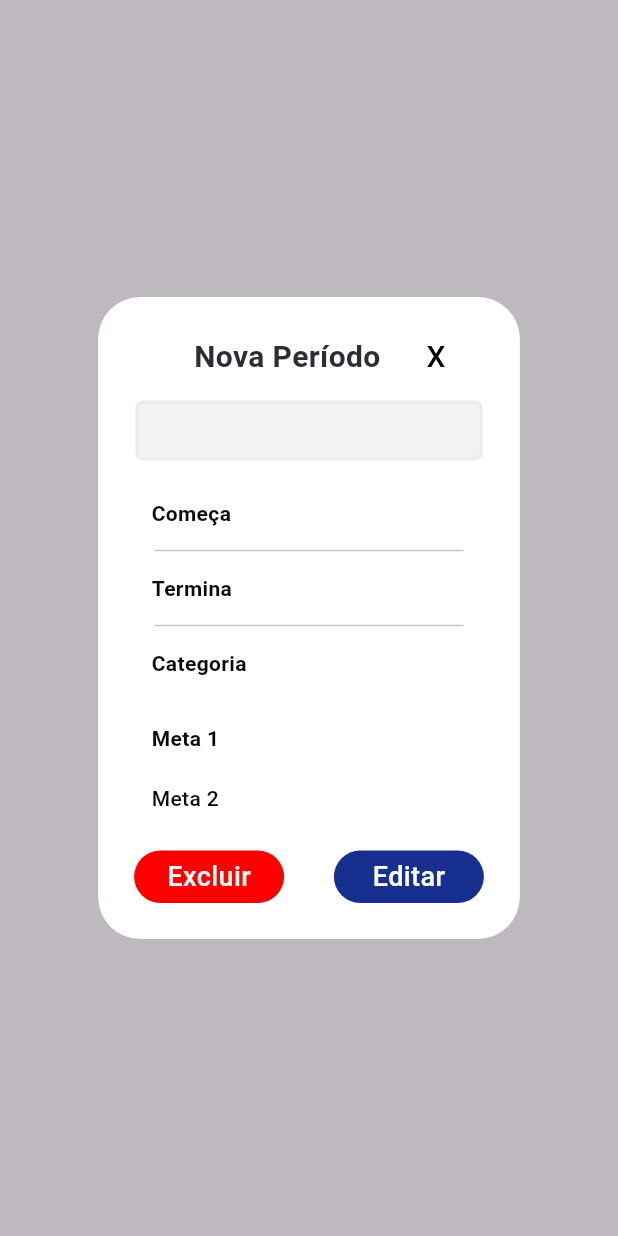
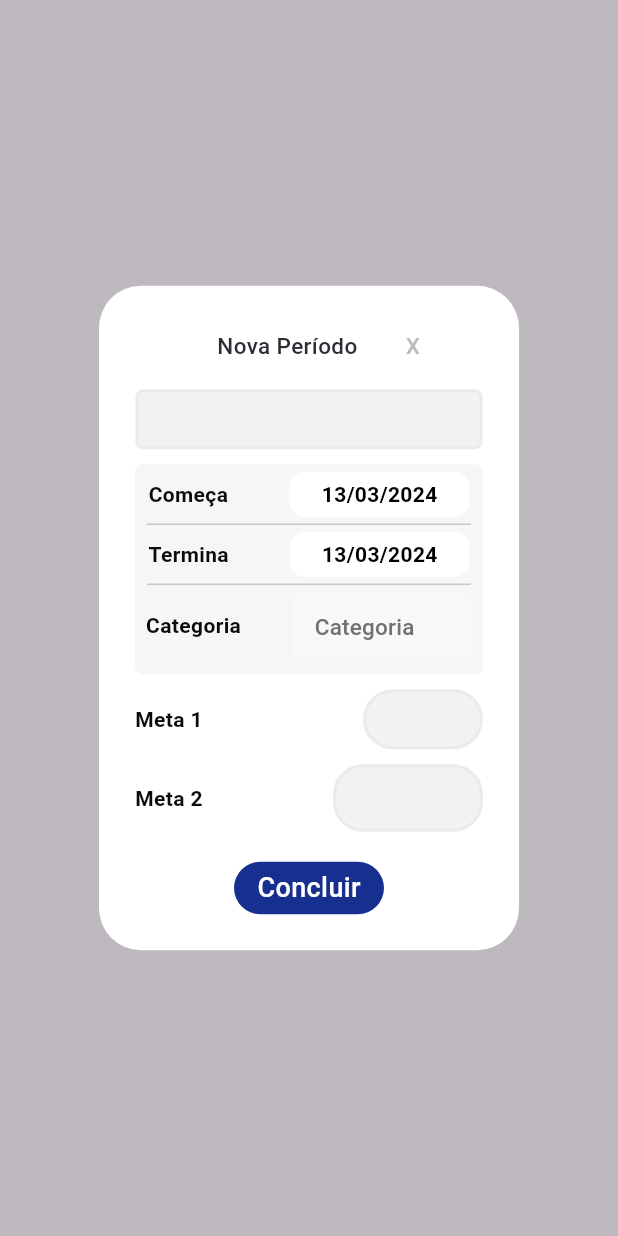
Before and after one commit to Augustob790/CRUD-Flutter, a Flutter app: the EditNewPeriod widget shown alone on an empty page, opened directly with empty values, on a phone screen of 412 x 824 dp. Run offline on Flutter 3.47's test engine with Material 3 defaults, Android fonts, the phone set to English and light mode, and no system bars; our stand-ins replace sqflite, table_calendar; accounts and stored records are empty; network calls fail; Roboto replaces fonts that are missing (Manrope).

Commit message:
feat: fix

```diff
--- a/lib/views/widgets/add_modal.dart
+++ b/lib/views/widgets/add_modal.dart
@@ -36,7 +36,8 @@ class _PopUpOpinionsState extends State<AddNewPeriod> {
     final Size size = MediaQuery.of(context).size;
     return AlertDialog(
       backgroundColor: Color.fromARGB(255, 255, 255, 255),
-      content: Column(
+      content: SingleChildScrollView(
+        child: Column(
           mainAxisSize: MainAxisSize.min,
           crossAxisAlignment: CrossAxisAlignment.center,
           children: [
@@ -264,6 +265,7 @@ class _PopUpOpinionsState extends State<AddNewPeriod> {
             ),
           ],
         ),
+      ),
     );
   }
 }
--- a/lib/views/widgets/edit_modal.dart
+++ b/lib/views/widgets/edit_modal.dart
@@ -1,6 +1,8 @@
 // ignore_for_file: prefer_const_constructors, prefer_const_literals_to_create_immutables
 
 import 'package:flutter/material.dart';
+import 'package:teste_pleno/views/widgets/custom_calendar.dart';
+import 'package:teste_pleno/views/widgets/dropdown.dart';
 import 'package:teste_pleno/views/widgets/input_personalized.dart';
 
 import '../../presentation/controller/home_page_controller.dart';
@@ -8,60 +10,16 @@ import 'custom_button.dart';
 import 'manrope.dart';
 
 class EditNewPeriod extends StatefulWidget {
-  const EditNewPeriod({super.key, required this.controller, required this.excluir, required this.editar, required this.category, required this.meta1, required this.meta2, required this.dateInit, required this.dateFinal});
-  // final OpinionsController controller;
-  final String category;
-  final String meta1;
-  final String meta2;
-  final String dateInit;
-  final String dateFinal;
-  // final int quant;
-  // final String prefsName;
-  // final SharedPreferences prefs;
+  const EditNewPeriod({super.key, required this.controller, required this.add});
 
   final HomePageController controller;
-  final dynamic Function() excluir;
-  final dynamic Function() editar;
+  final dynamic Function() add;
 
   @override
-  State<EditNewPeriod> createState() => _PopUpOpinionsState();
+  State<EditNewPeriod> createState() => _EditNewPeriodState();
 }
 
-class _PopUpOpinionsState extends State<EditNewPeriod> {
-  String dropdownStateValue = "Categoria";
-  DateTime date = DateTime.now();
-  DateTime dateInit = DateTime.now();
-
-  List<String> categoria = [
-    'Categoria',
-    'Categoria 1',
-    'Categoria 2',
-    'Categoria 3',
-    'Categoria 4',
-    'Categoria 5',
-    'Categoria 6',
-  ];
-
-  // onSelectedEstado(String estadoName) {
-  //                                     dropdownStateValue = estadoName;
-  //                                     notifyListeners();
-  //                                   }
-
-  initialize(DateTime dateTime) async {
-    date = dateTime;
-  }
-
-  initializeInit(DateTime dateTime) async {
-    dateInit = dateTime;
-  }
-
-  @override
-  void initState() {
-    super.initState();
-    initialize(DateTime.now());
-    initializeInit(DateTime.now());
-  }
-
+class _EditNewPeriodState extends State<EditNewPeriod> {
   @override
   Widget build(BuildContext context) {
     return _buildAddProductsModal(context);
@@ -76,8 +34,9 @@ class _PopUpOpinionsState extends State<EditNewPeriod> {
           dismissible: true,
         ),
         AlertDialog(
-          backgroundColor: Color.fromARGB(255, 255, 255, 255),
-          content: Column(
+          backgroundColor: Colors.white,
+          content: SingleChildScrollView(
+            child: Column(
               mainAxisSize: MainAxisSize.min,
               crossAxisAlignment: CrossAxisAlignment.center,
               children: [
@@ -94,8 +53,8 @@ class _PopUpOpinionsState extends State<EditNewPeriod> {
                             child: const Text(
                               "Nova Período",
                               style: TextStyle(
-                              fontSize: 20,
-                              fontWeight: FontWeight.w700,
+                                fontSize: 15,
+                                fontWeight: FontWeight.w500,
                                 color: Color.fromRGBO(46, 44, 52, 1),
                               ),
                             ),
@@ -108,8 +67,8 @@ class _PopUpOpinionsState extends State<EditNewPeriod> {
                                 },
                                 child: Manrope(
                                   text: "X",
-                                size: 20,
-                                color: Colors.black,
+                                  size: 15,
+                                  color: const Color.fromARGB(255, 188, 188, 188),
                                 )),
                           )
                         ],
@@ -121,6 +80,7 @@ class _PopUpOpinionsState extends State<EditNewPeriod> {
                           InputPersonalized(
                             validator: null,
                             controller: widget.controller.titleController,
+                            //labelText: "Nomeie seu periodo",
                             obscure: false,
                             height: 40,
                             width: (size.width / 1.78),
@@ -128,15 +88,18 @@ class _PopUpOpinionsState extends State<EditNewPeriod> {
                         ],
                       ),
                       const SizedBox(height: 10),
-                    SizedBox(
-                      width: 210,
+                      Container(
+                        height: 140,
+                        decoration: BoxDecoration(
+                          color: Color.fromARGB(116, 236, 236, 237),
+                          border: Border.symmetric(),
+                          borderRadius: const BorderRadius.all(Radius.circular(5)),
+                        ),
                         child: Column(
                           children: [
                             const SizedBox(height: 5),
-                          Padding(
-                            padding: const EdgeInsets.only(top: 10, bottom: 10),
-                            child: Row(
-                              mainAxisAlignment: MainAxisAlignment.spaceBetween,
+                            Row(
+                              mainAxisAlignment: MainAxisAlignment.spaceAround,
                               children: [
                                 const Manrope(
                                   text: "Começa",
@@ -145,24 +108,29 @@ class _PopUpOpinionsState extends State<EditNewPeriod> {
                                   size: 14,
                                 ),
                                 const SizedBox(width: 5),
-                                 Manrope(
-                                  text: widget.dateInit,
-                                  color: Color.fromARGB(255, 12, 11, 11),
-                                  font: FontWeight.w400,
-                                  size: 14,
+                                SizedBox(
+                                  width: 120,
+                                  height: 30,
+                                  child: CustomDateCalendar(
+                                    date: widget.controller.dateInit,
+                                    fontSize: 14,
+                                    onChangedDate: (DateTime date) {
+                                      setState(() {
+                                        widget.controller.initializeInit(date);
+                                      });
+                                    },
+                                    positionedLeft: 65,
+                                    positionedTop: 130,
                                   ),
+                                )
                               ],
                             ),
-                          ),
                             Padding(
-                            padding:
-                                const EdgeInsets.only(left: 2.0, right: 2.0),
+                              padding: const EdgeInsets.only(left: 8.0, right: 8.0),
                               child: Divider(height: 10),
                             ),
-                          Padding(
-                            padding: const EdgeInsets.only(top: 10, bottom: 10),
-                            child: Row(
-                              mainAxisAlignment: MainAxisAlignment.spaceBetween,
+                            Row(
+                              mainAxisAlignment: MainAxisAlignment.spaceAround,
                               children: [
                                 const Manrope(
                                   text: "Termina",
@@ -171,24 +139,28 @@ class _PopUpOpinionsState extends State<EditNewPeriod> {
                                   size: 14,
                                 ),
                                 const SizedBox(width: 5),
-                                 Manrope(
-                                  text: widget.dateFinal,
-                                  color: Color.fromARGB(255, 12, 11, 11),
-                                  font: FontWeight.w400,
-                                  size: 14,
-                                ),
+                                SizedBox(
+                                    width: 120,
+                                    height: 30,
+                                    child: CustomDateCalendar(
+                                      date: widget.controller.dateFinal,
+                                      fontSize: 14,
+                                      onChangedDate: (DateTime date) {
+                                        setState(() {
+                                          widget.controller.initializeFinal(date);
+                                        });
+                                      },
+                                      positionedLeft: 65,
+                                      positionedTop: 130,
+                                    )),
                               ],
                             ),
-                          ),
                             Padding(
-                            padding:
-                                const EdgeInsets.only(left: 2.0, right: 2.0),
+                              padding: const EdgeInsets.only(left: 8.0, right: 8.0),
                               child: Divider(height: 10),
                             ),
-                          Padding(
-                            padding: const EdgeInsets.only(top: 10, bottom: 10),
-                            child: Row(
-                              mainAxisAlignment: MainAxisAlignment.spaceBetween,
+                            Row(
+                              mainAxisAlignment: MainAxisAlignment.spaceAround,
                               children: [
                                 const Manrope(
                                   text: "Categoria",
@@ -197,16 +169,38 @@ class _PopUpOpinionsState extends State<EditNewPeriod> {
                                   size: 14,
                                 ),
                                 const SizedBox(width: 5),
-                                Manrope(
-                                  text: widget.category,
-                                  color: Color.fromARGB(255, 12, 11, 11),
-                                  font: FontWeight.w400,
-                                  size: 14,
+                                Container(
+                                  height: 45,
+                                  width: 120,
+                                  decoration: BoxDecoration(
+                                    color: Color.fromARGB(252, 250, 247, 247),
+                                    border: Border.symmetric(),
+                                    borderRadius:
+                                        const BorderRadius.all(Radius.circular(5)),
+                                  ),
+                                  child: Padding(
+                                    padding: const EdgeInsets.only(left: 15.0),
+                                    child: DropdownButtonForm(
+                                      validator: (String? value) {
+                                        if (value == null || value.isEmpty) {
+                                          return 'Selecione a categoria';
+                                        }
+                                        return null;
+                                      },
+                                      onTap: (String? value) {
+                                        widget.controller.onSelectedEstado(value ?? "");
+                                      },
+                                      value: widget.controller.dropdownStateValue,
+                                      lists: widget.controller.categoria,
+                                    ),
+                                  ),
+                                ),
+                              ],
                             ),
                           ],
                         ),
                       ),
-                          const SizedBox(height: 20),
+                      const SizedBox(height: 10),
                       Row(
                         mainAxisAlignment: MainAxisAlignment.spaceBetween,
                         children: [
@@ -217,56 +211,51 @@ class _PopUpOpinionsState extends State<EditNewPeriod> {
                             size: 14,
                           ),
                           const SizedBox(width: 5),
-                               Manrope(
-                                text: widget.meta1,
-                                color: Color.fromARGB(255, 12, 11, 11),
-                                font: FontWeight.w400,
-                                size: 14,
+                          InputPersonalized(
+                            validator: null,
+                            controller: widget.controller.meta1,
+                            //labelText: "Un",
+                            obscure: false,
+                            height: 40,
+                            width: 80,
+                            borderRadius: const BorderRadius.all(Radius.circular(20)),
                           ),
                         ],
                       ),
-                          const SizedBox(height: 20),
+                      const SizedBox(height: 10),
                       Row(
                         mainAxisAlignment: MainAxisAlignment.spaceBetween,
                         children: [
                           const Manrope(
                             text: "Meta 2",
                             color: Color.fromARGB(255, 12, 11, 11),
-                                font: FontWeight.w500,
+                            font: FontWeight.w600,
                             size: 14,
                           ),
                           const SizedBox(width: 5),
-                               Manrope(
-                                text:widget.meta2,
-                                color: Color.fromARGB(255, 12, 11, 11),
-                                font: FontWeight.w400,
-                                size: 14,
+                          InputPersonalized(
+                            validator: null,
+                            controller: widget.controller.meta2,
+                            //labelText: "Un",
+                            obscure: false,
+                            height: 45,
+                            width: 100,
+                            borderRadius: const BorderRadius.all(Radius.circular(20)),
                           ),
                         ],
                       ),
-                        ],
-                      ),
-                    ),
-                    const SizedBox(height: 25),
+                      const SizedBox(height: 20),
                       Padding(
                         padding: const EdgeInsets.symmetric(),
                         child: Row(
-                        mainAxisAlignment: MainAxisAlignment.spaceBetween,
+                          mainAxisAlignment: MainAxisAlignment.center,
                           children: [
                             CustomButtonStandard(
                               height: 35,
                               width: 100,
-                            onTap: widget.excluir,
-                            color: Color.fromARGB(255, 255, 0, 0),
-                            text: "Excluir",
-                            isLoading: true,
-                          ),
-                          CustomButtonStandard(
-                            height: 35,
-                            width: 100,
-                            onTap: widget.editar,
+                              onTap: widget.add,
                               color: Color.fromARGB(247, 15, 40, 139),
-                            text: "Editar",
+                              text: "Concluir",
                               isLoading: true,
                             ),
                           ],
@@ -278,6 +267,7 @@ class _PopUpOpinionsState extends State<EditNewPeriod> {
               ],
             ),
           ),
+        ),
       ],
     );
   }
```
Also changed, not shown: lib/presentation/pages/home_page.dart (+63 -136 lines), lib/views/widgets/info_modal.dart (added, +251 -0 lines). Lines whose indentation alone changed are shown as unchanged.
